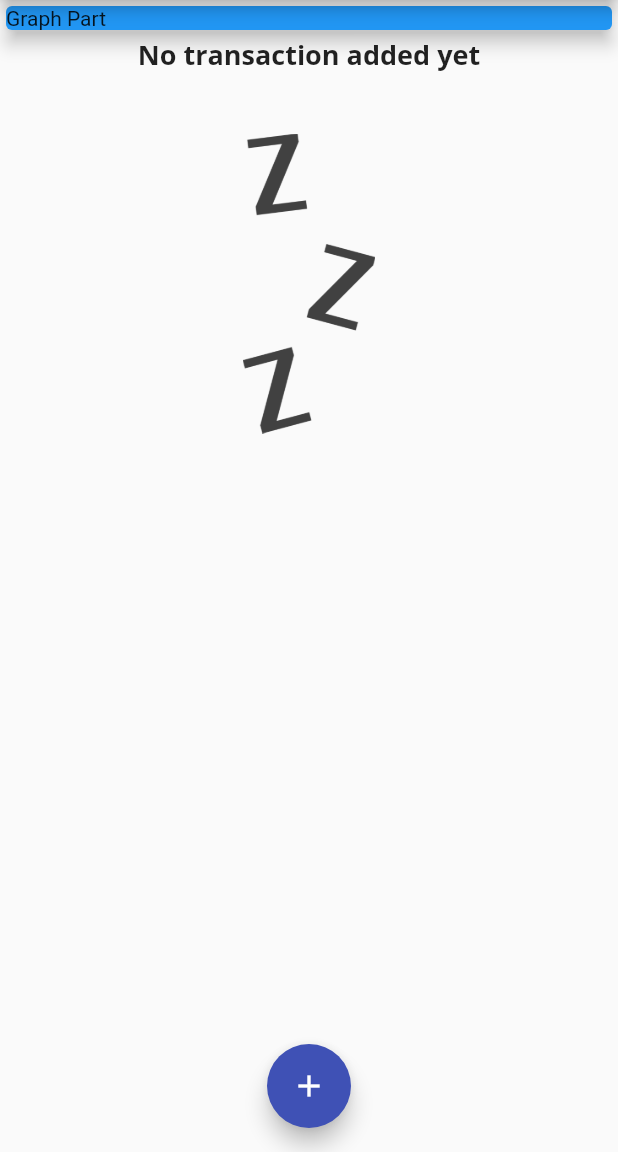
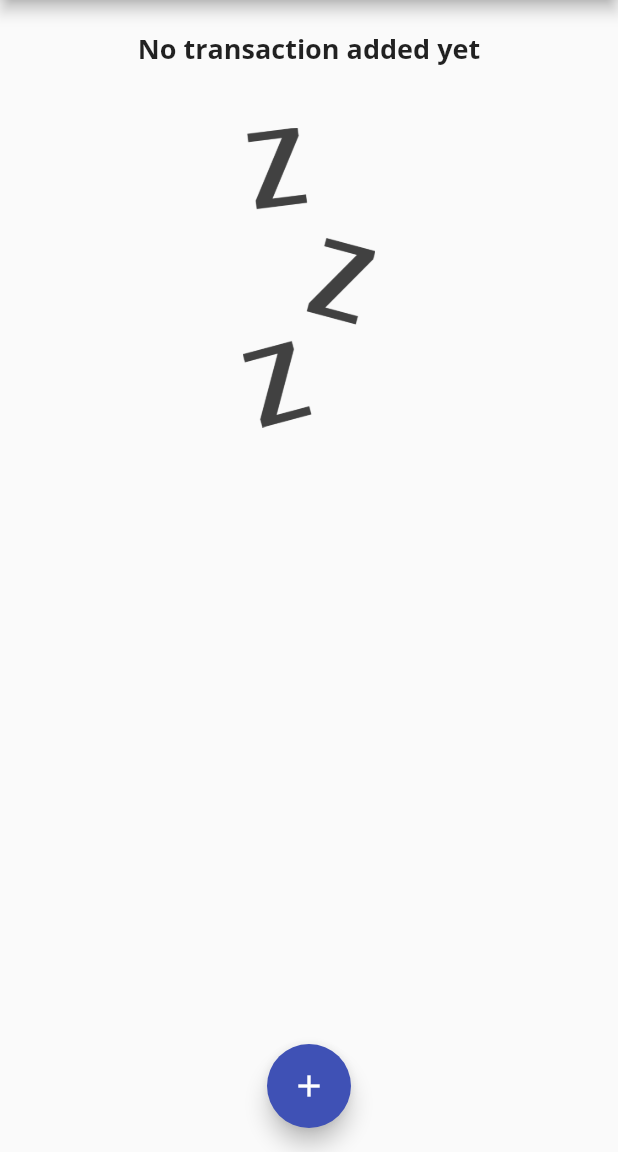
Before and after one commit to dipinkp1993/expenseFinderflutter, a Flutter app: the screen it shows after launch, on a phone screen of 412 x 824 dp, the part 84-1236 px from its top. Run offline on Flutter 3.47's test engine with Material 2 defaults, Android fonts, the phone set to English and light mode, and no system bars.

Commit message:
deriving recent reansaction amd chart widget

```diff
--- a/lib/main.dart
+++ b/lib/main.dart
@@ -1,3 +1,4 @@
+import './widgets/chart.dart';
 import 'package:flutter/material.dart';
 import './widgets/new_transaction.dart';
 import './models/transaction.dart';
@@ -53,6 +54,12 @@ class _MyHomePageState extends State<MyHomePage> {
       date: DateTime.now(),
     )*/
   ];
+  List<Transaction> get _recentTransactions {
+    return _userTransactions.where((txn) {
+      return txn.date.isAfter(DateTime.now().subtract(Duration(days: 7)));
+    }).toList();
+  }
+
   void _addNewTransaction(String txtitle, double txamount) {
     final newTx = Transaction(
         id: DateTime.now().toString(),
@@ -94,14 +101,7 @@ class _MyHomePageState extends State<MyHomePage> {
           mainAxisAlignment: MainAxisAlignment.start,
           crossAxisAlignment: CrossAxisAlignment.stretch,
           children: <Widget>[
-            Container(
-              width: double.infinity,
-              child: Card(
-                color: Colors.blue,
-                child: Text('Graph Part'),
-                elevation: 5,
-              ),
-            ),
+            Chart(_recentTransactions),
             TransactionList(_userTransactions),
           ],
         ),
--- /dev/null
+++ b/lib/widgets/chart.dart
@@ -0,0 +1,37 @@
+import 'package:flutter/material.dart';
+import '../models/transaction.dart';
+import 'package:intl/intl.dart';
+
+class Chart extends StatelessWidget {
+  List<Transaction> recentTransactions;
+  Chart(this.recentTransactions);
+  List<Map<String, Object>> get groupedTransactionValues {
+    return List.generate(7, (index) {
+      final weekDay = DateTime.now().subtract(Duration(
+        days: index,
+      ));
+      var totalAmount = 0.0;
+      for (var i = 0; i < recentTransactions.length; i++) {
+        if (recentTransactions[i].date.day == weekDay.day &&
+            recentTransactions[i].date.month == weekDay.month &&
+            recentTransactions[i].date.year == weekDay.year) {
+          totalAmount += recentTransactions[i].amount;
+        }
+      }
+      print(DateFormat.E(weekDay));
+      print(totalAmount);
+      return {'day': DateFormat.E().format(weekDay), 'amount': totalAmount};
+    });
+  }
+
+  @override
+  Widget build(BuildContext context) {
+    return Card(
+      elevation: 6,
+      margin: EdgeInsets.all(10),
+      child: Row(
+        children: <Widget>[],
+      ),
+    );
+  }
+}
```
